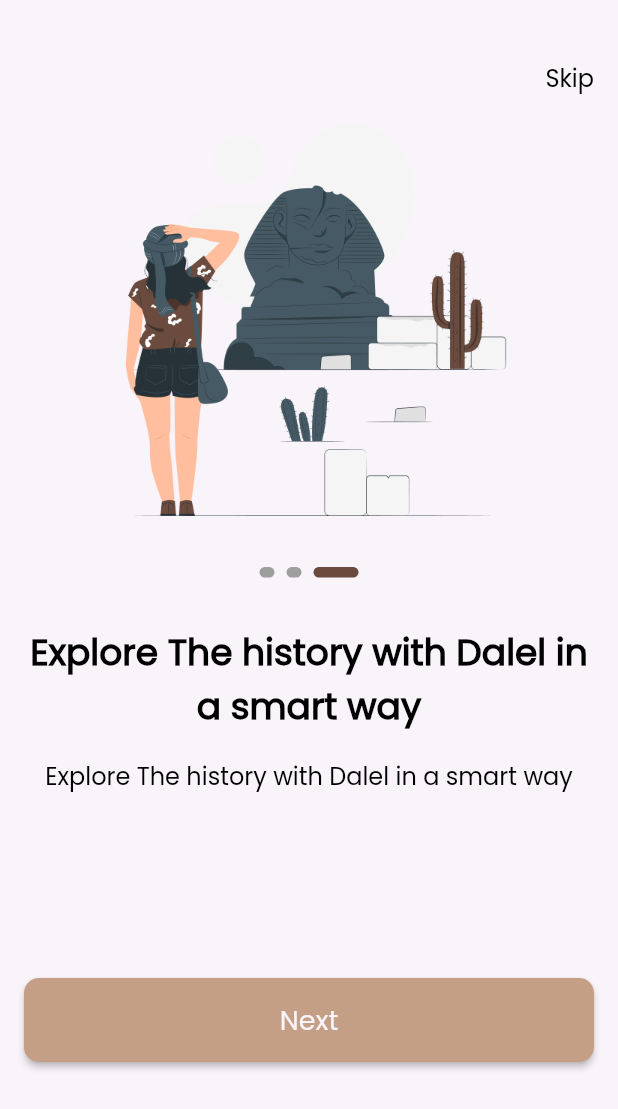
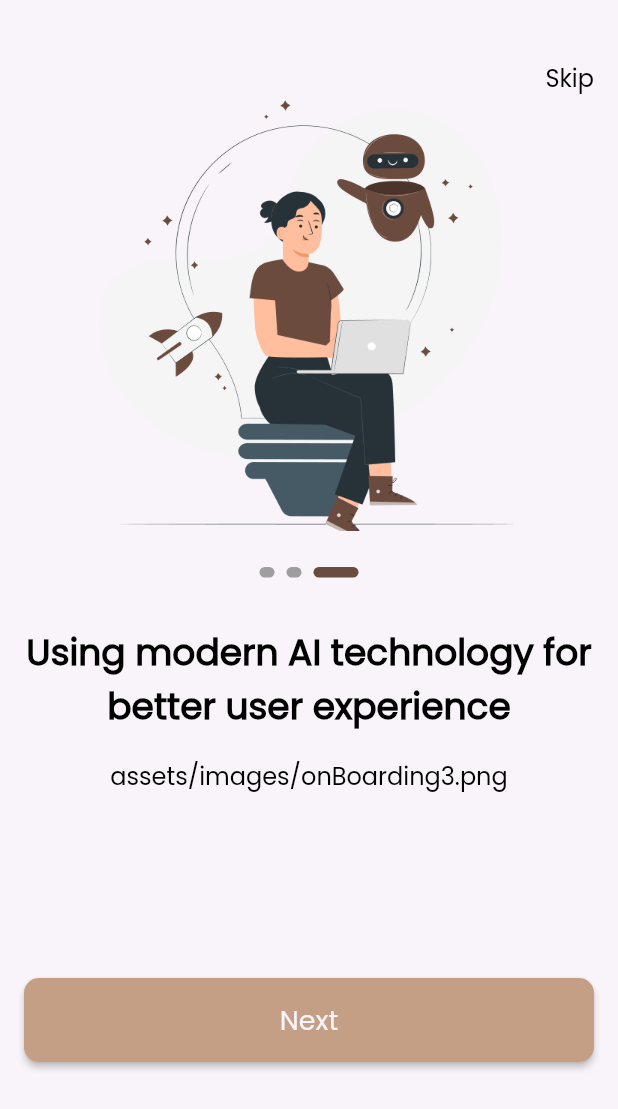
Before and after one commit to MohamedEssam-900009/dalel, a Flutter app: the screen it shows after launch, swiped to page 3, on a phone screen of 412 x 824 dp. Shown: the top 1109 px of the screen. Run offline on Flutter 3.47's test engine with Material 2 defaults, Android fonts, the phone set to English and light mode, and no system bars; drawn by our look-alikes of smooth_page_indicator; our stand-ins replace go_router.

Commit message:
create on boarding model

```diff
--- /dev/null
+++ b/lib/features/on_boarding/data/models/on_boarding_model.dart
@@ -0,0 +1,33 @@
+import 'package:dalel/core/utils/app_assets.dart';
+
+class OnBoardingModel {
+  final String imagePath;
+  final String title;
+  final String subTitle;
+
+  OnBoardingModel({
+    required this.imagePath,
+    required this.title,
+    required this.subTitle,
+  });
+}
+
+List<OnBoardingModel> onBoardingData = [
+  OnBoardingModel(
+    imagePath: Assets.assetsImagesOnBoarding1,
+    title: 'Explore The history with Dalel in a smart way',
+    subTitle:
+        'Using our app’s history libraries you can find many historical periods',
+  ),
+  OnBoardingModel(
+    imagePath: Assets.assetsImagesOnBoarding2,
+    title: 'From every place on earth',
+    subTitle: 'A big variety of ancient places from all over the world',
+  ),
+  OnBoardingModel(
+    imagePath: Assets.assetsImagesOnBoarding3,
+    title: 'Using modern AI technology for better user experience',
+    subTitle:
+        'AI provide recommendations and helps you to continue the search journey',
+  ),
+];
--- a/lib/features/on_boarding/presentation/widgets/onboarding_widget_body.dart
+++ b/lib/features/on_boarding/presentation/widgets/onboarding_widget_body.dart
@@ -1,7 +1,7 @@
 import 'package:dalel/core/utils/app_text_styles.dart';
+import 'package:dalel/features/on_boarding/data/models/on_boarding_model.dart';
 import 'package:flutter/material.dart';
 
-import '../../../../core/utils/app_assets.dart';
 import 'custom_smooth_page_indicator.dart';
 
 class OnBoardingWidgetBody extends StatelessWidget {
@@ -16,15 +16,15 @@ class OnBoardingWidgetBody extends StatelessWidget {
       child: PageView.builder(
         physics: const BouncingScrollPhysics(),
         controller: _controller,
-        itemCount: 3,
+        itemCount: onBoardingData.length,
         itemBuilder: (context, index) => Column(
           children: [
             Container(
               height: 290.0,
               width: 343.0,
-              decoration: const BoxDecoration(
+              decoration: BoxDecoration(
                 image: DecorationImage(
-                  image: AssetImage(Assets.assetsImagesOnBoarding1),
+                  image: AssetImage(onBoardingData[index].imagePath),
                   fit: BoxFit.fill,
                 ),
               ),
@@ -37,7 +37,7 @@ class OnBoardingWidgetBody extends StatelessWidget {
               height: 32.0,
             ),
             Text(
-              'Explore The history with Dalel in a smart way',
+              onBoardingData[index].title,
               style: CustomTextStyle.poppins500style24.copyWith(
                 fontWeight: FontWeight.bold,
               ),
@@ -49,7 +49,7 @@ class OnBoardingWidgetBody extends StatelessWidget {
               height: 16.0,
             ),
             Text(
-              'Explore The history with Dalel in a smart way',
+              onBoardingData[index].imagePath,
               style: CustomTextStyle.poppins300style16,
               textAlign: TextAlign.center,
               maxLines: 2,
```
